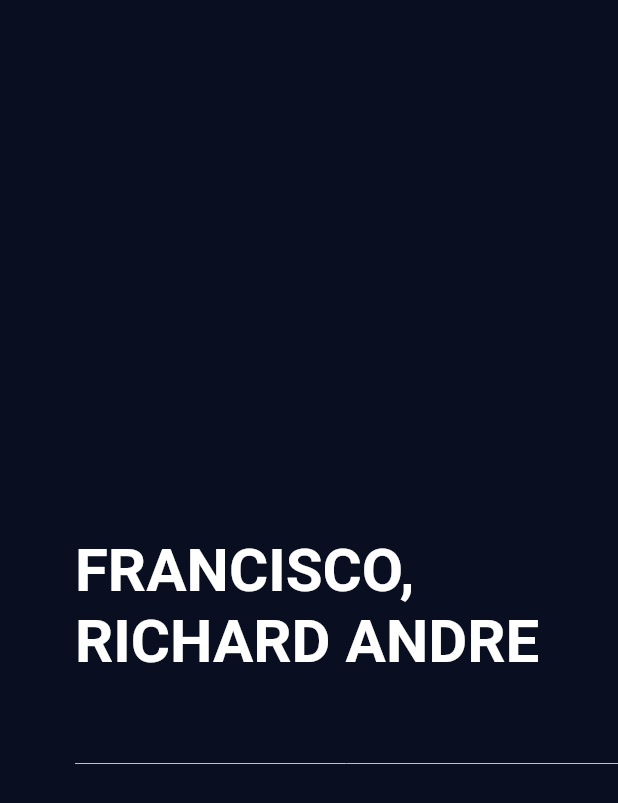
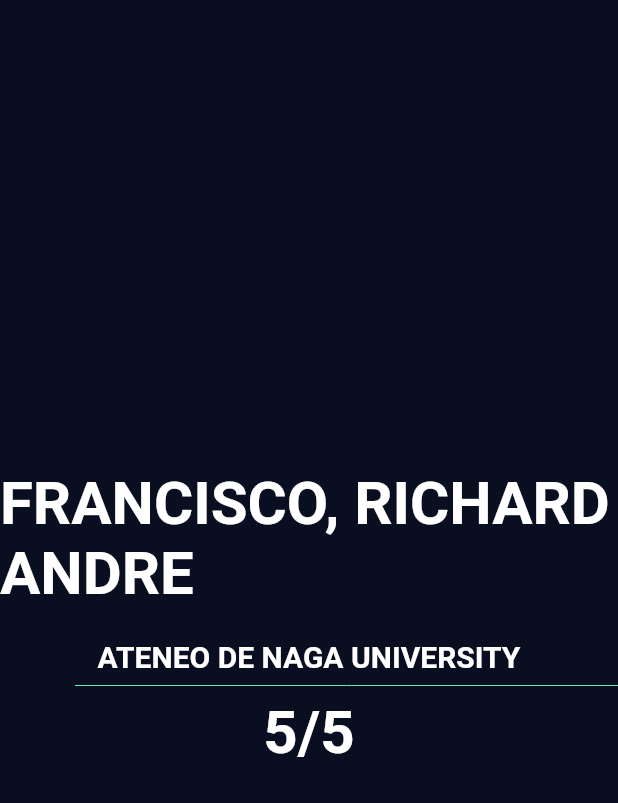
Before and after one commit to jangeloenciso/rate-your-prof, a Flutter app: the ProfRating screen opened by its route, on a phone screen of 412 x 824 dp. Shown: the top 803 px of the screen. Run offline on Flutter 3.47's test engine with Material 2 defaults, Android fonts, the light colour scheme and no system bars.

Commit message:
Prof Rating UI update

```diff
--- a/lib/pages/prof_rating.dart
+++ b/lib/pages/prof_rating.dart
@@ -13,17 +13,32 @@ class _ProfRatingState extends State<ProfRating> {
             mainAxisAlignment: MainAxisAlignment.center,
             crossAxisAlignment: CrossAxisAlignment.center,
             children: <Widget>[
-          Container(
-            margin: EdgeInsets.only(top: 50.0, bottom: 50.0, left: 50.0),
-            child: Text(
-              'FRANCISCO, RICHARD ANDRE',
-              style: TextStyle(
-                fontSize: 40.0,
-                fontWeight: FontWeight.bold,
-              ),
+          Text(
+            'FRANCISCO, RICHARD ANDRE',
+            style: TextStyle(
+              fontSize: 40.0,
+              fontWeight: FontWeight.bold,
             ),
           ),
-          Divider(color: Colors.greenAccent, indent: 50,)
+          SizedBox(height: 20.0),
+          Text(
+            'ATENEO DE NAGA UNIVERSITY',
+            style: TextStyle(
+              fontSize: 20.0,
+              fontWeight: FontWeight.bold,
+            ),
+          ),
+          Divider(
+            color: Colors.greenAccent,
+            indent: 50,
+          ),
+          Text(
+            '5/5',
+            style: TextStyle(
+              fontSize: 40.0,
+              fontWeight: FontWeight.bold,
+            ),
+          ),
         ]));
   }
 }
```
